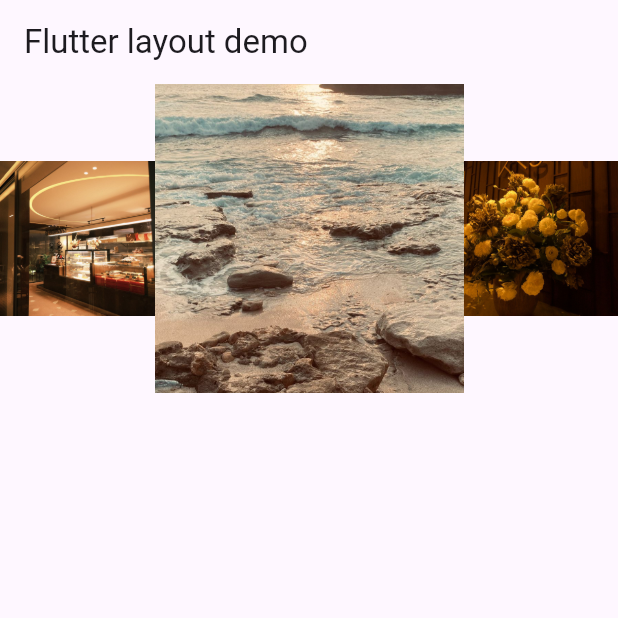
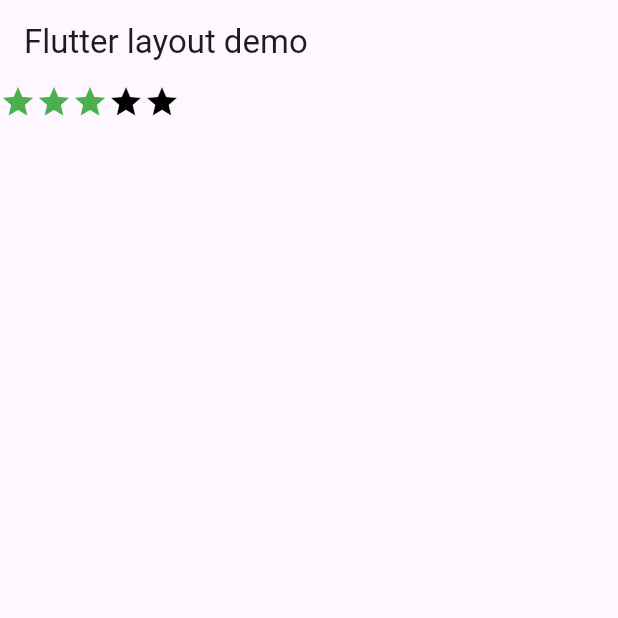
Before and after one commit to deaaww/PM, a Flutter app: the screen it shows after launch, on a phone screen of 412 x 824 dp, the top half of it. Run offline on Flutter 3.47's test engine with Material 3 defaults, Android fonts, the phone set to English and light mode, and no system bars.

Commit message:
Packing widgets (Row)

```diff
--- a/Week#06/src/basic_layout_flutter/lib/main.dart
+++ b/Week#06/src/basic_layout_flutter/lib/main.dart
@@ -15,11 +15,13 @@
       home: Scaffold(
         appBar: AppBar(title: const Text(appTitle)),
         body: Row(
-          crossAxisAlignment: CrossAxisAlignment.center,
+          mainAxisSize: MainAxisSize.min,
           children: [
-            Expanded(child: Image.asset('images/pic1.jpg')),
-            Expanded(flex: 2, child: Image.asset('images/pic2.jpg')),
-            Expanded(child: Image.asset('images/pic3.jpg')),
+            Icon(Icons.star, color: Colors.green[500]),
+            Icon(Icons.star, color: Colors.green[500]),
+            Icon(Icons.star, color: Colors.green[500]),
+            const Icon(Icons.star, color: Colors.black),
+            const Icon(Icons.star, color: Colors.black),
           ],
         ),
       ),
```
Also changed, not shown: Week#06/src/basic_layout_flutter/images/row_packing_widgets.png (added), 1 other file.
